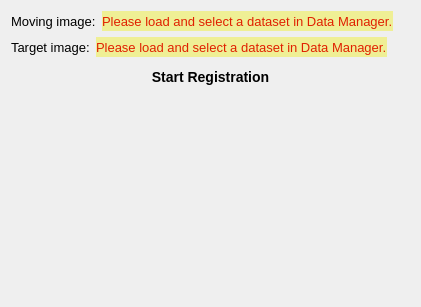
This is Plugins/inova.registration.views.rigidregistration/src/internal/RegistrationPluginControls.ui in simedcn/mitkapps as Qt 5 draws it before an edit. The edited form follows.
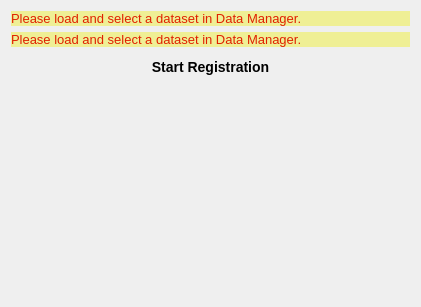
This is the edited form.

Diff of the .ui file:
```diff
--- a/Plugins/inova.registration.views.rigidregistration/src/internal/RegistrationPluginControls.ui
+++ b/Plugins/inova.registration.views.rigidregistration/src/internal/RegistrationPluginControls.ui
@@ -102,16 +102,9 @@
   </property>
   <layout class="QVBoxLayout" name="verticalLayout">
    <item>
-    <layout class="QHBoxLayout" name="horizontalLayout_2">
+    <layout class="QVBoxLayout" name="verticalLayout_3">
      <item>
-      <widget class="QLabel" name="label_SelectedMovingImage">
-       <property name="text">
-        <string>Moving image:</string>
-       </property>
-      </widget>
-     </item>
-     <item>
-      <widget class="QLabel" name="label_MovingImageNotSelected">
+      <widget class="QLabel" name="label_MovingImage">
        <property name="styleSheet">
         <string notr="true">color: #E02000;
 background-color: #efef95;</string>
@@ -122,31 +115,7 @@
       </widget>
      </item>
      <item>
-      <spacer name="horizontalSpacer">
-       <property name="orientation">
-        <enum>Qt::Horizontal</enum>
-       </property>
-       <property name="sizeHint" stdset="0">
-        <size>
-         <width>40</width>
-         <height>20</height>
-        </size>
-       </property>
-      </spacer>
-     </item>
-    </layout>
-   </item>
-   <item>
-    <layout class="QHBoxLayout" name="horizontalLayout_3">
-     <item>
-      <widget class="QLabel" name="label_SelectedTargetImage">
-       <property name="text">
-        <string>Target image:</string>
-       </property>
-      </widget>
-     </item>
-     <item>
-      <widget class="QLabel" name="label_TargetImageNotSelected">
+      <widget class="QLabel" name="label_TargetImage">
        <property name="styleSheet">
         <string notr="true">color: #E02000;
 background-color: #efef95;</string>
@@ -156,19 +125,6 @@
        </property>
       </widget>
      </item>
-     <item>
-      <spacer name="horizontalSpacer_2">
-       <property name="orientation">
-        <enum>Qt::Horizontal</enum>
-       </property>
-       <property name="sizeHint" stdset="0">
-        <size>
-         <width>40</width>
-         <height>20</height>
-        </size>
-       </property>
-      </spacer>
-     </item>
     </layout>
    </item>
    <item>
```
